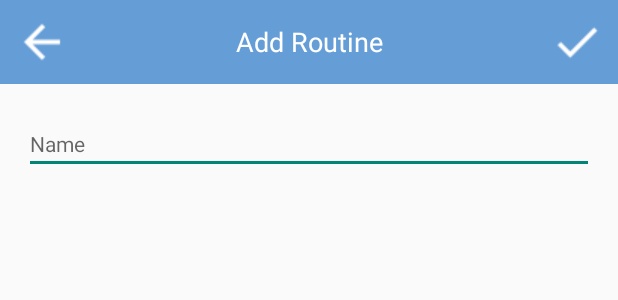
After one commit to cguzzetti/HCI-mobile, an Android app: the layout add_routine.xml on its own in the app's theme, with its tools: preview values and no code run, on a phone screen of 412 x 824 dp. The commit adds this screen. Shown: the top 300 px of the screen. Run offline under Robolectric (Android 15) with nearby library versions, the phone set to English and light mode, and no system bars.

Commit message:
loguito copado

```diff
--- a/app/src/main/java/com/example/agusosimani/Homely/MainActivity.java
+++ b/app/src/main/java/com/example/agusosimani/Homely/MainActivity.java
@@ -1,5 +1,6 @@
 package com.example.agusosimani.Homely;
 
+import android.content.Intent;
 import android.os.Bundle;
 import android.support.annotation.NonNull;
 import android.support.design.widget.BottomNavigationView;
@@ -43,7 +44,6 @@ public class MainActivity extends AppCompatActivity {
     protected void onCreate(Bundle savedInstanceState) {
         super.onCreate(savedInstanceState);
         setContentView(R.layout.activity_main);
-
         loadFragment(new HomeTab());
         mNavigationBar=findViewById(R.id.navigation);
         mNavigationBar.setSelectedItemId(R.id.navigation_home);
--- /dev/null
+++ b/app/src/main/res/layout/add_routine.xml
@@ -0,0 +1,89 @@
+<?xml version="1.0" encoding="utf-8"?>
+
+<android.support.constraint.ConstraintLayout
+    xmlns:android="http://schemas.android.com/apk/res/android"
+    xmlns:app="http://schemas.android.com/apk/res-auto"
+    android:id="@+id/constraintLayout"
+    android:layout_width="match_parent"
+    android:layout_height="match_parent">
+
+    <android.support.v7.widget.Toolbar
+        android:id="@+id/toolbar"
+        android:layout_width="match_parent"
+        android:layout_height="wrap_content"
+        android:background="@color/colorPrimary"
+        android:minHeight="?attr/actionBarSize"
+        app:contentInsetLeft="0dp"
+        app:contentInsetStart="0dp">
+
+        <LinearLayout
+            android:id="@+id/header"
+            android:layout_width="match_parent"
+            android:layout_height="match_parent"
+            android:orientation="horizontal"
+            android:weightSum="100">
+
+            <ImageButton
+                android:id="@+id/back_arrow"
+                android:layout_width="82dp"
+                android:layout_height="match_parent"
+                android:layout_weight="20"
+                android:backgroundTint="@color/colorPrimary"
+                android:src="@drawable/ic_backwards"
+                android:tint="@android:color/background_light"
+                app:layout_constraintStart_toStartOf="parent"
+                app:layout_constraintTop_toTopOf="parent" />
+
+            <TextView
+                android:layout_width="382dp"
+                android:layout_height="55dp"
+                android:layout_weight="60"
+                android:gravity="center_vertical|center_horizontal"
+                android:text="@string/add_routine"
+                android:textAppearance="@style/TextAppearance.AppCompat"
+                android:textColor="@android:color/background_light"
+                android:textSize="@dimen/header" />
+
+            <ImageButton
+                android:id="@+id/save"
+                android:layout_width="82dp"
+                android:layout_height="match_parent"
+                android:layout_weight="20"
+                android:backgroundTint="@color/colorPrimary"
+                android:src="@drawable/ic_ok"
+                android:tint="@android:color/background_light" />
+        </LinearLayout>
+    </android.support.v7.widget.Toolbar>
+
+    <TableLayout
+        android:id="@+id/table"
+        android:layout_width="match_parent"
+        android:layout_height="wrap_content"
+        android:stretchColumns="*"
+        android:weightSum="100"
+
+        app:layout_constraintTop_toBottomOf="@+id/toolbar">
+
+        <TableRow
+            android:id="@+id/table_row_name"
+            android:layout_width="match_parent"
+            android:layout_height="wrap_content"
+            android:layout_weight="1">
+
+
+            <EditText
+                android:id="@+id/name"
+                android:layout_width="match_parent"
+                android:layout_height="wrap_content"
+                android:layout_marginLeft="@dimen/activity_horizontal_margin"
+                android:layout_marginRight="@dimen/activity_vertical_margin"
+                android:ems="10"
+                android:hint="@string/name"
+                android:paddingTop="@dimen/name"
+                android:textSize="14sp"
+                android:maxLength="60"/>
+        </TableRow>
+
+    </TableLayout>
+
+</android.support.constraint.ConstraintLayout>
--- a/app/src/main/res/layout/routines_tab.xml
+++ b/app/src/main/res/layout/routines_tab.xml
@@ -5,7 +5,7 @@
     android:id="@+id/constraintLayout"
     android:layout_width="match_parent"
     android:layout_height="match_parent"
-    tools:context="com.smarthome.tp2.Routines.RoutinesTab">
+    tools:context="RoutinesTab">
 
     <ListView
         android:id="@+id/list_view"
--- a/app/src/main/res/values/strings.xml
+++ b/app/src/main/res/values/strings.xml
@@ -14,6 +14,7 @@
     <string name="add_device"> Add Device</string>
     <string name="name"> Name </string>
     <string name="type">Type</string>
+    <string name="add_routine">Add Routine</string>
 
     <string-array name="types">
         <item>Lamp</item>
@@ -34,4 +35,5 @@
     <string name="send_confirmation">Message sent</string>
     <string name="device_name_error"> Device name can't be empty </string>
     <string name="added_successfully"> Device added successfully </string>
+
 </resources>
```
Also changed, not shown: app/src/main/java/com/example/agusosimani/Homely/AddRoutine.java (added, +80 -0 lines), app/src/main/java/com/example/agusosimani/Homely/Routine.java (added, +227 -0 lines), app/src/main/java/com/example/agusosimani/Homely/RoutinesTab.java (+31 -33 lines), app/src/main/res/layout/activity_main.xml (+10 -4 lines).
